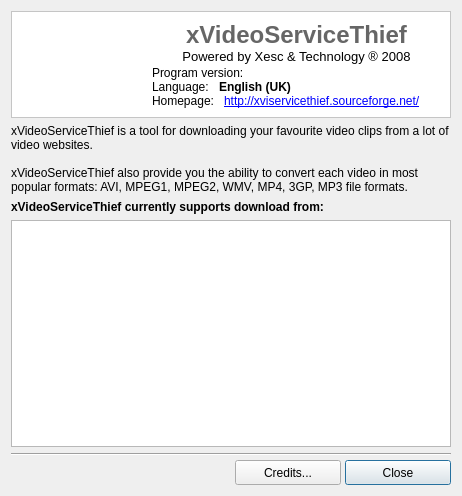
The window that ui/information.ui (ckorn/xvst) describes before a commit, drawn with Qt 5.
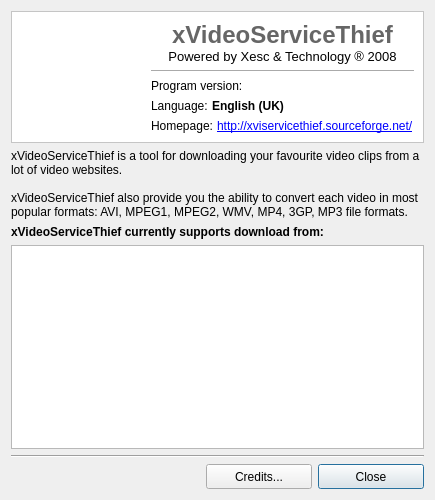
The same window after the commit. Icons and pictures are not drawn.

Commit message: - Changed main window size

Diff of the .ui file:
```diff
--- a/ui/information.ui
+++ b/ui/information.ui
@@ -5,20 +5,20 @@
    <rect>
     <x>0</x>
     <y>0</y>
-    <width>462</width>
-    <height>496</height>
+    <width>435</width>
+    <height>500</height>
    </rect>
   </property>
   <property name="minimumSize" >
    <size>
-    <width>462</width>
-    <height>496</height>
+    <width>335</width>
+    <height>500</height>
    </size>
   </property>
   <property name="maximumSize" >
    <size>
-    <width>462</width>
-    <height>496</height>
+    <width>435</width>
+    <height>500</height>
    </size>
   </property>
   <property name="windowTitle" >
@@ -28,7 +28,7 @@
    <iconset resource="../resources/resources.qrc" >:/buttons/images/information.png</iconset>
   </property>
   <layout class="QGridLayout" >
-   <item row="0" column="0" >
+   <item row="0" column="0" colspan="4" >
     <widget class="QFrame" name="frameHeader" >
      <property name="styleSheet" >
       <string>QFrame{
@@ -43,7 +43,7 @@
      </property>
      <layout class="QGridLayout" >
       <item row="0" column="0" >
-       <widget class="QLabel" name="imgIcon" >
+       <widget class="QLabel" name="imgIcon_2" >
         <property name="maximumSize" >
          <size>
           <width>125</width>
@@ -60,9 +60,6 @@
       </item>
       <item row="0" column="1" >
        <layout class="QVBoxLayout" >
-        <property name="spacing" >
-         <number>2</number>
-        </property>
         <item>
          <widget class="QLabel" name="lblHeader" >
           <property name="text" >
@@ -77,14 +74,16 @@
          </widget>
         </item>
         <item>
-         <layout class="QVBoxLayout" >
-          <property name="spacing" >
-           <number>0</number>
+         <widget class="Line" name="line" >
+          <property name="orientation" >
+           <enum>Qt::Horizontal</enum>
           </property>
+         </widget>
+        </item>
           <item>
            <layout class="QHBoxLayout" >
             <property name="spacing" >
-             <number>10</number>
+           <number>4</number>
             </property>
             <item>
              <widget class="QLabel" name="lblProgramVersionTitle" >
@@ -114,7 +113,7 @@
           <item>
            <layout class="QHBoxLayout" >
             <property name="spacing" >
-             <number>10</number>
+           <number>4</number>
             </property>
             <item>
              <widget class="QLabel" name="lblLanguageTitle" >
@@ -144,7 +143,7 @@
           <item>
            <layout class="QHBoxLayout" >
             <property name="spacing" >
-             <number>10</number>
+           <number>4</number>
             </property>
             <item>
              <widget class="QLabel" name="lblURLTitle" >
@@ -161,9 +160,6 @@
             </item>
             <item>
              <widget class="QLabel" name="lblURL" >
-              <property name="frameShadow" >
-               <enum>QFrame::Plain</enum>
-              </property>
               <property name="text" >
                <string>&lt;a href="http://xviservicethief.sourceforge.net/">http://xviservicethief.sourceforge.net/&lt;/a></string>
               </property>
@@ -177,11 +173,9 @@
          </layout>
         </item>
        </layout>
-      </item>
-     </layout>
     </widget>
    </item>
-   <item row="1" column="0" >
+   <item row="1" column="0" colspan="4" >
     <widget class="QLabel" name="lblInformation" >
      <property name="text" >
       <string>xVideoServiceThief is a tool for downloading your favourite video clips from a lot of video websites.
@@ -196,14 +190,14 @@
      </property>
     </widget>
    </item>
-   <item row="2" column="0" >
+   <item row="2" column="0" colspan="4" >
     <widget class="QLabel" name="lblWebsitesTitle" >
      <property name="text" >
       <string>&lt;b>xVideoServiceThief currently supports download from:&lt;/b></string>
      </property>
     </widget>
    </item>
-   <item row="3" column="0" >
+   <item row="3" column="0" colspan="4" >
     <widget class="QTextBrowser" name="rchServices" >
      <property name="whatsThis" >
       <string>List of supported services</string>
@@ -225,21 +219,14 @@
      </property>
     </widget>
    </item>
-   <item row="4" column="0" >
-    <layout class="QVBoxLayout" >
-     <property name="spacing" >
-      <number>4</number>
-     </property>
-     <item>
+   <item row="4" column="0" colspan="4" >
       <widget class="Line" name="bvlSeparator" >
        <property name="orientation" >
         <enum>Qt::Horizontal</enum>
        </property>
       </widget>
      </item>
-     <item>
-      <layout class="QHBoxLayout" >
-       <item>
+   <item row="5" column="0" >
         <widget class="QLabel" name="imgSupport" >
          <property name="cursor" >
           <cursorShape>ArrowCursor</cursorShape>
@@ -264,7 +251,7 @@
          </property>
         </widget>
        </item>
-       <item>
+   <item row="5" column="1" >
         <spacer>
          <property name="orientation" >
           <enum>Qt::Horizontal</enum>
@@ -277,7 +264,7 @@
          </property>
         </spacer>
        </item>
-       <item>
+   <item row="5" column="2" >
         <widget class="QPushButton" name="btnCredits" >
          <property name="minimumSize" >
           <size>
@@ -299,7 +286,7 @@
          </property>
         </widget>
        </item>
-       <item>
+   <item row="5" column="3" >
         <widget class="QPushButton" name="btnAddVideo" >
          <property name="sizePolicy" >
           <sizepolicy vsizetype="Fixed" hsizetype="Minimum" >
@@ -335,10 +322,6 @@
           <bool>true</bool>
          </property>
         </widget>
-       </item>
-      </layout>
-     </item>
-    </layout>
    </item>
   </layout>
  </widget>
```
Lines whose indentation alone changed are shown as unchanged. The commit also changes 2 other files.
